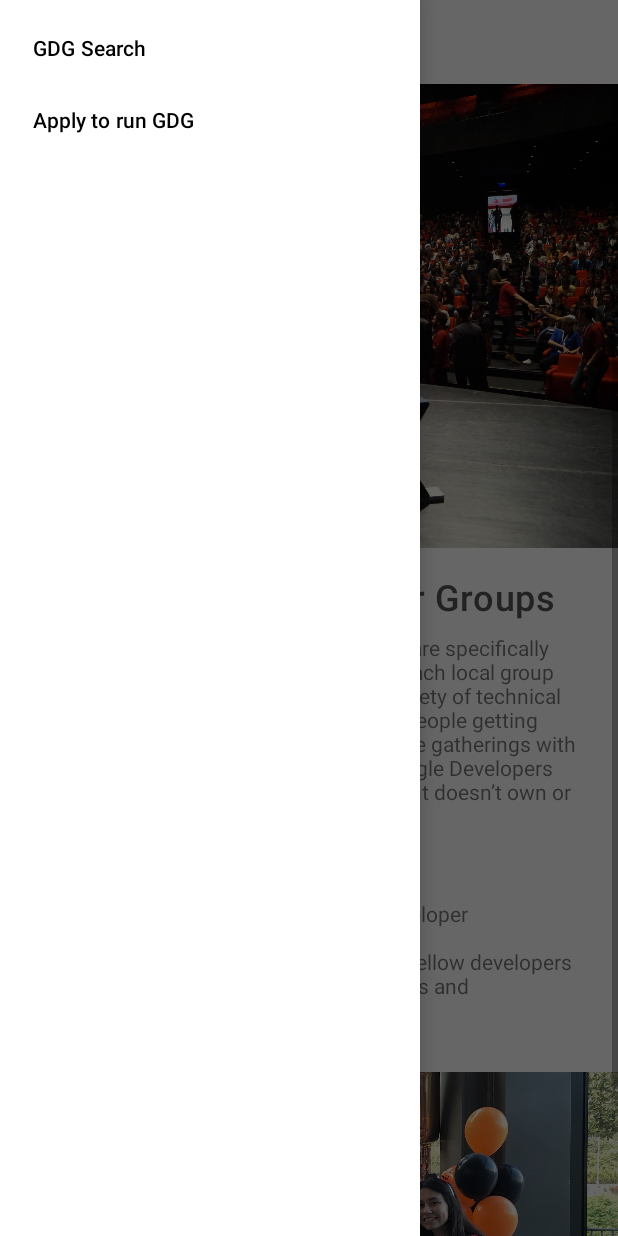
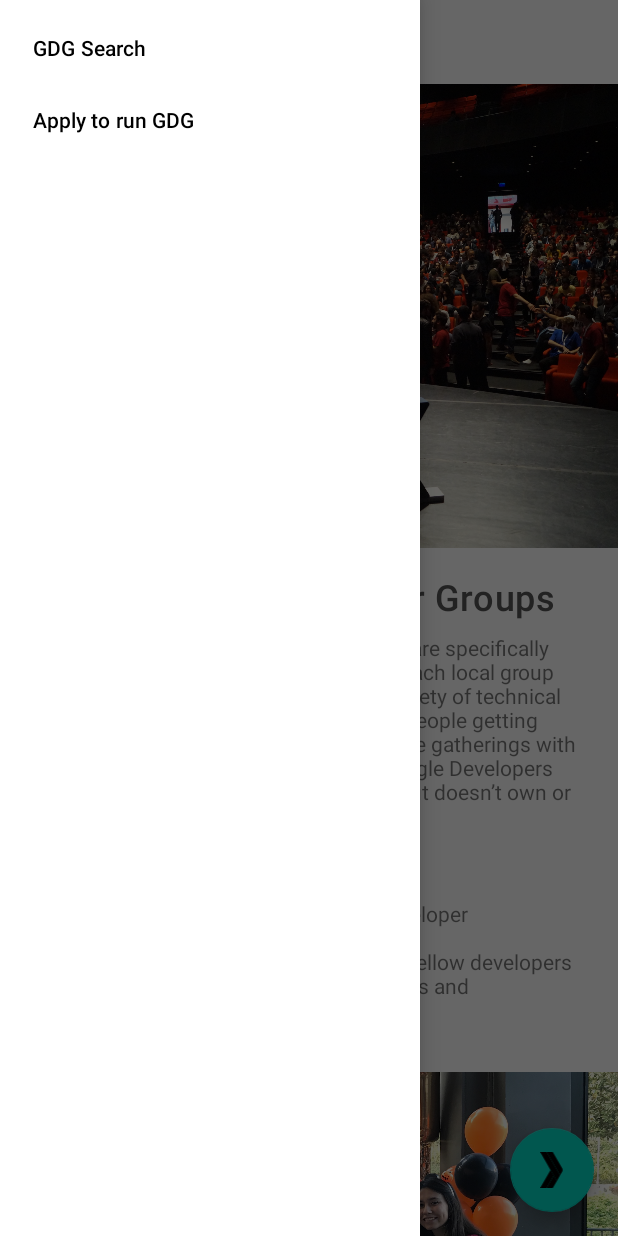
Before and after one commit to mrprimary92/Styling, an Android app: the screen it shows after launch (MainActivity), with the side drawer open, on a phone screen of 412 x 824 dp. Run offline under Robolectric (Android 15) with nearby library versions, the phone set to English and light mode, and no system bars; our stand-ins replace data binding, navigation-ui; Roboto replaces fonts that are not available here.

Commit message:
applied databinding added fab

```diff
--- a/app/src/main/java/com/example/android/gdgfinder/home/HomeFragment.kt
+++ b/app/src/main/java/com/example/android/gdgfinder/home/HomeFragment.kt
@@ -5,8 +5,11 @@ import android.view.LayoutInflater
 import android.view.View
 import android.view.ViewGroup
 import androidx.fragment.app.Fragment
+import androidx.lifecycle.Observer
 import androidx.lifecycle.ViewModelProvider
+import androidx.navigation.findNavController
 import com.example.android.gdgfinder.R
+import com.example.android.gdgfinder.databinding.HomeFragmentBinding
 
 class HomeFragment : Fragment() {
 
@@ -20,9 +23,19 @@ class HomeFragment : Fragment() {
         inflater: LayoutInflater, container: ViewGroup?,
         savedInstanceState: Bundle?
     ): View? {
-        val view = inflater.inflate(R.layout.home_fragment, container, false)
+//        val view = inflater.inflate(R.layout.home_fragment, container, false)
+        val binding = HomeFragmentBinding.inflate(inflater)
         viewModel = ViewModelProvider(this).get(HomeViewModel::class.java)
+        binding.viewModel = viewModel
 
-        return view
+        viewModel.navigateToSearch.observe(viewLifecycleOwner,
+            Observer<Boolean> { shouldNavigate ->
+                if (shouldNavigate == true) {
+                    val navController = binding.root.findNavController()
+                    navController.navigate(R.id.action_homeFragment_to_gdgListFragment)
+                    viewModel.onNavigatedToSearch()
+                }
+            })
+        return binding.root
     }
 }
--- a/app/src/main/res/layout/home_fragment.xml
+++ b/app/src/main/res/layout/home_fragment.xml
@@ -1,7 +1,20 @@
 <?xml version="1.0" encoding="utf-8"?>
-<ScrollView xmlns:android="http://schemas.android.com/apk/res/android"
+<layout xmlns:android="http://schemas.android.com/apk/res/android"
     xmlns:app="http://schemas.android.com/apk/res-auto"
-    xmlns:tools="http://schemas.android.com/tools"
+    xmlns:tools="http://schemas.android.com/tools">
+
+    <data>
+
+        <variable
+            name="viewModel"
+            type="com.example.android.gdgfinder.home.HomeViewModel" />
+    </data>
+
+    <androidx.coordinatorlayout.widget.CoordinatorLayout
+        android:layout_width="match_parent"
+        android:layout_height="match_parent">
+
+        <androidx.core.widget.NestedScrollView
             android:layout_width="match_parent"
             android:layout_height="match_parent">
 
@@ -28,8 +41,8 @@
                     android:layout_width="0dp"
                     android:layout_height="wrap_content"
                     android:layout_marginTop="16dp"
+                    style="@style/TextAppearance.Title"
                     android:text="@string/about_google_developer_groups"
-            style="@style/TextAppearance.Title"
                     app:layout_constraintEnd_toStartOf="@+id/end_grid"
                     app:layout_constraintStart_toStartOf="@+id/start_grid"
                     app:layout_constraintTop_toBottomOf="@id/image" />
@@ -46,12 +59,12 @@
 
                 <TextView
                     android:id="@+id/subtitle"
-            style="@style/TextAppearance.Title.Subtitle"
                     android:layout_width="0dp"
                     android:layout_height="wrap_content"
-            android:textAllCaps="true"
                     android:layout_marginTop="13dp"
                     android:text="@string/gdgs_are"
+                    android:textAllCaps="true"
+                    style="@style/TextAppearance.Title.Subtitle"
                     app:layout_constraintEnd_toStartOf="@id/end_grid"
                     app:layout_constraintStart_toEndOf="@id/start_grid"
                     app:layout_constraintTop_toBottomOf="@+id/intro_text" />
@@ -93,4 +106,16 @@
                     android:orientation="vertical"
                     app:layout_constraintGuide_end="16dp" />
             </androidx.constraintlayout.widget.ConstraintLayout>
-</ScrollView>
+        </androidx.core.widget.NestedScrollView>
+
+        <com.google.android.material.floatingactionbutton.FloatingActionButton
+            android:layout_width="wrap_content"
+            android:layout_height="wrap_content"
+            android:layout_gravity="end|bottom"
+            android:layout_margin="16dp"
+            android:onClick="@{() -> viewModel.onFabClicked()}"
+            app:srcCompat="@drawable/ic_gdg">
+
+        </com.google.android.material.floatingactionbutton.FloatingActionButton>
+    </androidx.coordinatorlayout.widget.CoordinatorLayout>
+</layout>
```
Lines whose indentation alone changed are shown as unchanged.
